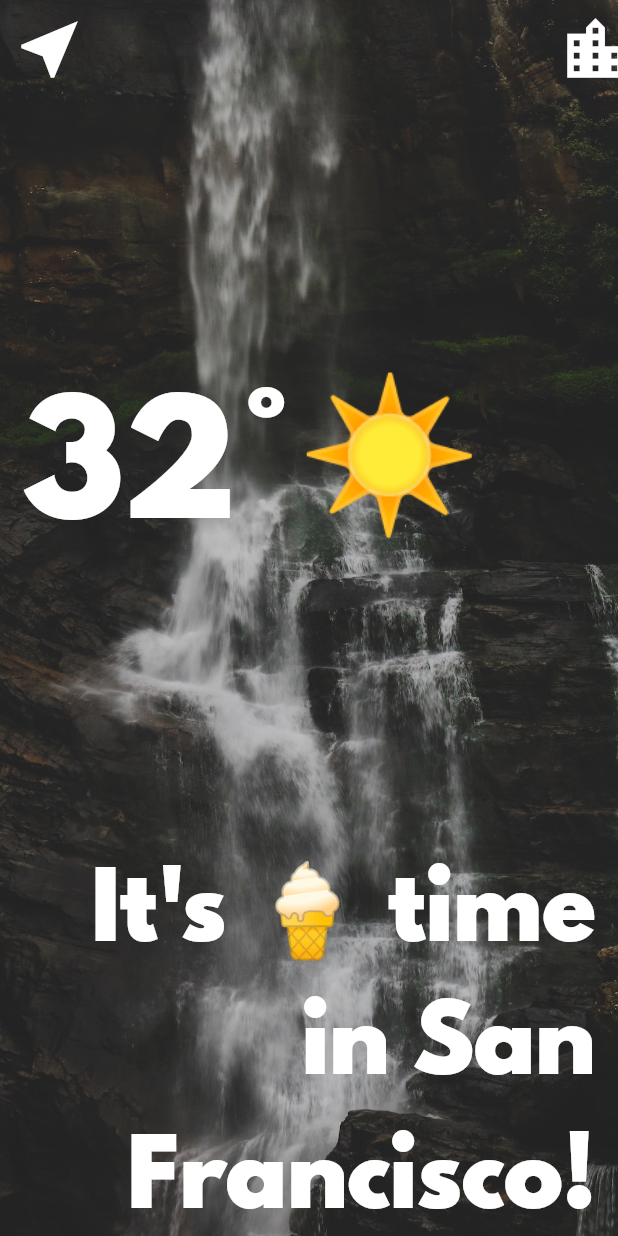
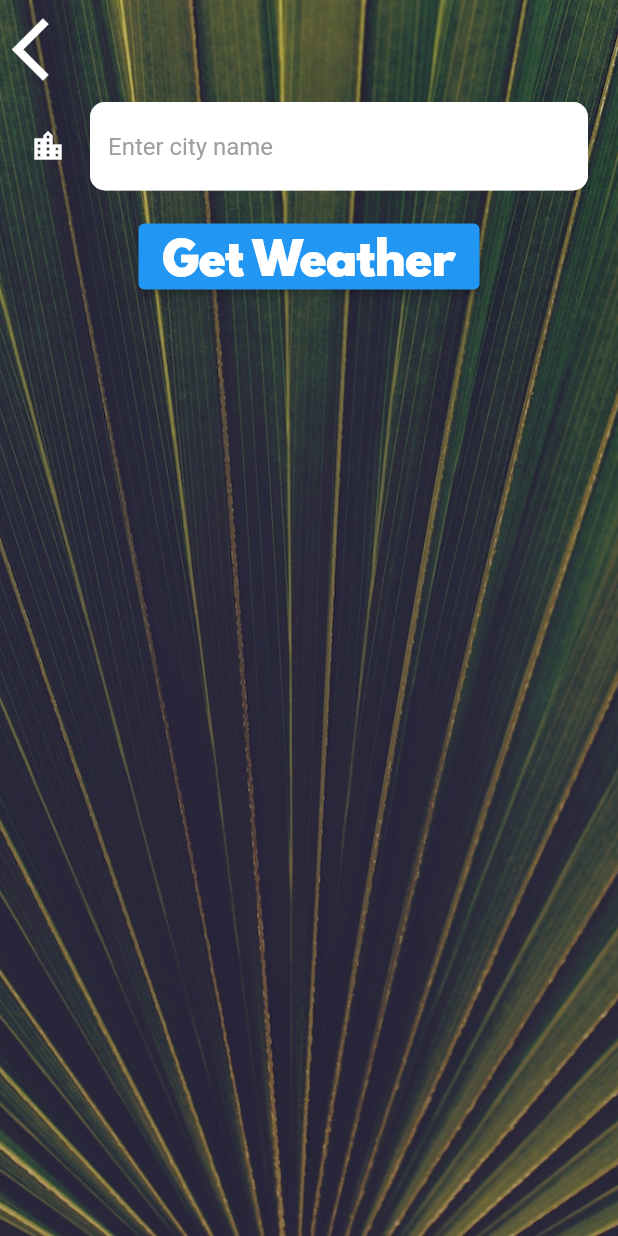
Before and after one commit to ChuguevRoman/weather, a Flutter app: the LocationScreen screen opened directly, after a tap on the "location city" icon, on a phone screen of 412 x 824 dp. Run offline on Flutter 3.47's test engine with Material 2 defaults, Android fonts, the phone set to English and light mode, and no system bars; our stand-ins replace flutter_spinkit, geolocator.

Commit message:
Added city_screen which will return weather data by city name. When clicking on the city icon on location_screen added a transition to city_screen. Added the getCityWeather method to the weather file.

```diff
--- /dev/null
+++ b/lib/screens/city_screen.dart
@@ -0,0 +1,69 @@
+import 'package:flutter/material.dart';
+
+import '../utilities/constants.dart';
+
+class CityScreen extends StatefulWidget {
+  const CityScreen({super.key});
+
+  @override
+  State<CityScreen> createState() => _CityScreenState();
+}
+
+class _CityScreenState extends State<CityScreen> {
+
+  String? cityName;
+
+  @override
+  Widget build(BuildContext context) {
+    return Scaffold(
+      body: Container(
+        decoration: const BoxDecoration(
+          image: DecorationImage(
+            image: AssetImage('images/city_background.jpg'),
+            fit: BoxFit.cover,
+          ),
+        ),
+        constraints: const BoxConstraints.expand(),
+        child: SafeArea(
+          child: Column(
+            children: <Widget>[
+              Align(
+                alignment: Alignment.topLeft,
+                child: IconButton(
+                  onPressed: () {
+                    Navigator.pop(context);
+                  },
+                  icon: const Icon(
+                    Icons.arrow_back_ios,
+                    size: 50.0,
+                  ),
+                ),
+              ),
+              Container(
+                padding: const EdgeInsets.all(20.0),
+                child: TextField(
+                  style: const TextStyle(
+                    color: Colors.black,
+                  ),
+                  decoration: kTextFieldInputDecoration,
+                  onChanged: (value) {
+                    cityName = value;
+                  },
+                ),
+              ),
+              ElevatedButton(
+                onPressed: () {
+                  Navigator.pop(context, cityName);
+                },
+                child: const Text(
+                  'Get Weather',
+                  style: kButtonTextStyle,
+                ),
+              ),
+            ],
+          ),
+        ),
+      ),
+    );
+  }
+}
--- a/lib/screens/location_screen.dart
+++ b/lib/screens/location_screen.dart
@@ -2,6 +2,7 @@ import 'package:flutter/material.dart';
 
 import '../utilities/constants.dart';
 import '../services/weather.dart';
+import './city_screen.dart';
 
 class LocationScreen extends StatefulWidget {
   final dynamic locationWeather;
@@ -13,7 +14,6 @@ class LocationScreen extends StatefulWidget {
 }
 
 class _LocationScreenState extends State<LocationScreen> {
-
   late int temperature;
   late String weatherIcon;
   late String cityName;
@@ -58,6 +58,8 @@ class _LocationScreenState extends State<LocationScreen> {
         ),
         constraints: const BoxConstraints.expand(),
         child: SafeArea(
+          child: Container(
+            margin: const EdgeInsets.all(8.0),
             child: Column(
               mainAxisAlignment: MainAxisAlignment.spaceBetween,
               crossAxisAlignment: CrossAxisAlignment.stretch,
@@ -73,7 +75,21 @@ class _LocationScreenState extends State<LocationScreen> {
                       ),
                     ),
                     IconButton(
-                    onPressed: () {},
+                      onPressed: () async {
+                        var typedName = await Navigator.push(
+                          context,
+                          MaterialPageRoute(
+                            builder: (builder) {
+                              return const CityScreen();
+                            },
+                          ),
+                        );
+                        if (typedName != null) {
+                          var weatherData =
+                              await weatherModel.getCityWeather(typedName);
+                          updateUI(weatherData);
+                        }
+                      },
                       icon: const Icon(
                         Icons.location_city,
                         size: 50.0,
@@ -84,22 +100,22 @@ class _LocationScreenState extends State<LocationScreen> {
                 Padding(
                   padding: const EdgeInsets.only(left: 15.0),
                   child: Row(
-                  children: const <Widget>[
+                    children: <Widget>[
                       Text(
-                      '32°',
+                        '$temperature°',
                         style: kTempTextStyle,
                       ),
                       Text(
-                      '☀️',
+                        weatherIcon,
                         style: kConditionTextStyle,
                       ),
                     ],
                   ),
                 ),
-              const Padding(
-                padding: EdgeInsets.only(right: 15.0),
+                Padding(
+                  padding: const EdgeInsets.only(right: 15.0),
                   child: Text(
-                  "It's 🍦 time in San Francisco!",
+                    "$descriptionTemp in $cityName!",
                     textAlign: TextAlign.right,
                     style: kMessageTextStyle,
                   ),
@@ -108,6 +124,7 @@ class _LocationScreenState extends State<LocationScreen> {
             ),
           ),
         ),
+      ),
     );
   }
 }
--- a/lib/services/weather.dart
+++ b/lib/services/weather.dart
@@ -9,8 +9,13 @@ class WeatherModel {
     Location location = Location();
     await location.getCurrentLocation();
     NetworkHelper networkHelper = NetworkHelper(
-        '$kOpenWeatherMapUrl?lat=${location.latitude}&lon=${location
-            .longitude}&appid=$kApiKey&units=metric');
+        '$kOpenWeatherMapUrl?lat=${location.latitude}&lon=${location.longitude}&appid=$kApiKey&units=metric');
+    return await networkHelper.getData();
+  }
+
+  Future<dynamic> getCityWeather(String cityName) async {
+    NetworkHelper networkHelper = NetworkHelper(
+        '$kOpenWeatherMapUrl?q=$cityName&appid=$kApiKey&units=metric');
     return await networkHelper.getData();
   }
 
--- a/lib/utilities/constants.dart
+++ b/lib/utilities/constants.dart
@@ -18,3 +18,21 @@ const kButtonTextStyle = TextStyle(
 const kConditionTextStyle = TextStyle(
   fontSize: 100.0,
 );
+
+const kTextFieldInputDecoration = InputDecoration(
+  filled: true,
+  fillColor: Colors.white,
+  icon: Icon(
+    Icons.location_city,
+    color: Colors.white,
+  ),
+  hintText: 'Enter city name',
+  hintStyle: TextStyle(
+    color: Colors.grey,
+  ),
+  border: OutlineInputBorder(
+    borderRadius: BorderRadius.all(
+      Radius.circular(10.0),
+    ),
+  ),
+);
```
Lines whose indentation alone changed are shown as unchanged.
